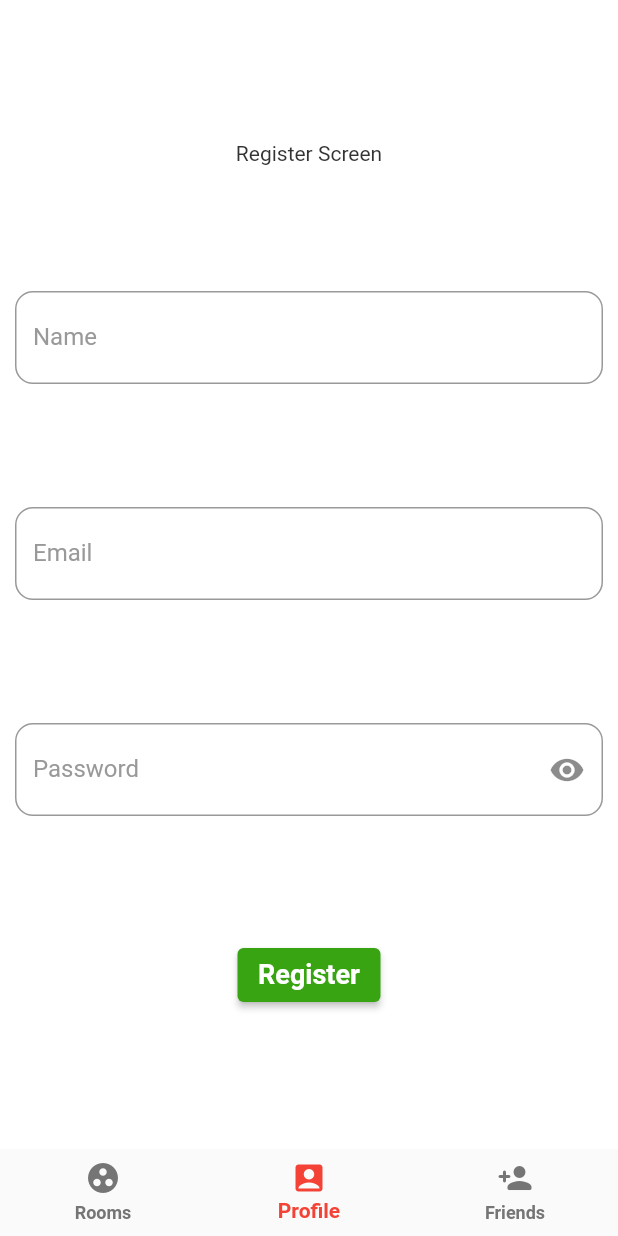
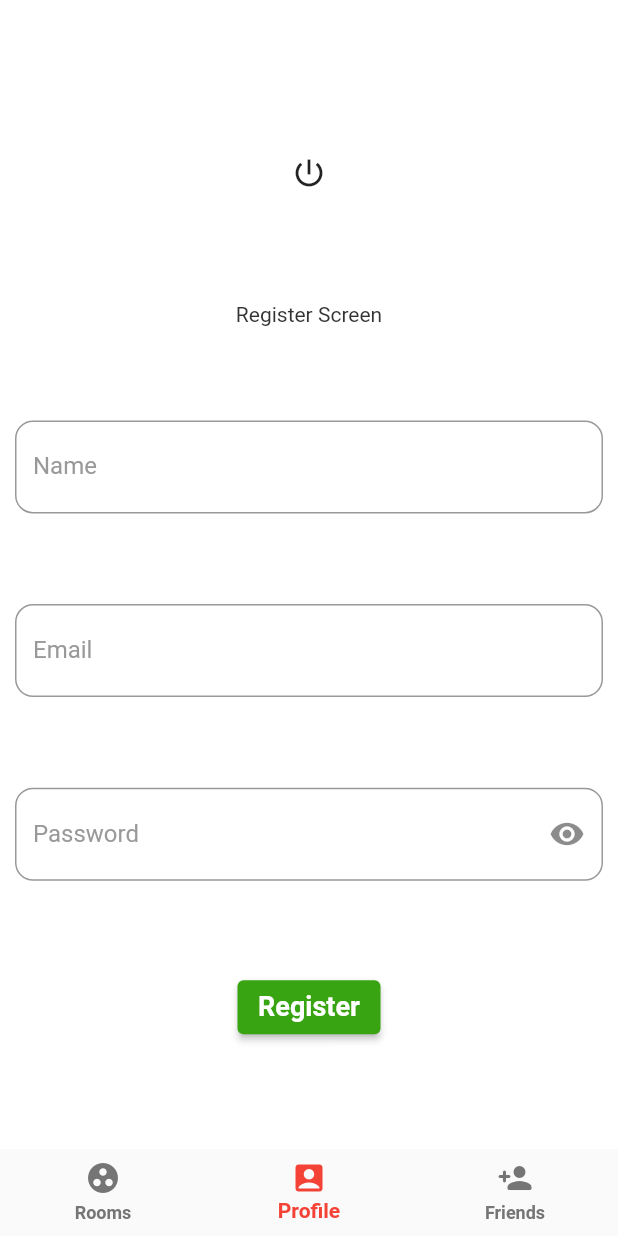
Before and after one commit to Jbholae/flutter--web-socket, a Flutter app: the screen it shows once a user with an empty profile is signed in, item 2 of the bottom bar chosen, on a phone screen of 412 x 824 dp. Run offline on Flutter 3.47's test engine with Material 2 defaults, Android fonts, the phone set to English and light mode, and no system bars; drawn by our look-alikes of flutter_form_builder; our stand-ins replace dio, firebase_auth, firebase_core, form_builder_validators, shared_preferences, sizer; accounts and stored records are empty; network calls fail.

Commit message:
feat : added signout if user loggedIn

```diff
--- a/lib/src/pages/register_user.dart
+++ b/lib/src/pages/register_user.dart
@@ -39,6 +39,21 @@ class _RegisterUserState extends State<RegisterUser> {
             child: Column(
               mainAxisAlignment: MainAxisAlignment.spaceEvenly,
               children: [
+                firebaseAuth.currentUser != null
+                    ? Center(
+                        child: Column(
+                          children: [
+                            Text("${firebaseAuth.currentUser?.displayName}"),
+                            IconButton(
+                              onPressed: () {
+                                firebaseAuth.signOut();
+                              },
+                              icon: const Icon(Icons.power_settings_new),
+                            ),
+                          ],
+                        ),
+                      )
+                    : Container(),
                 const Center(
                   child: Text("Register Screen"),
                 ),
```
